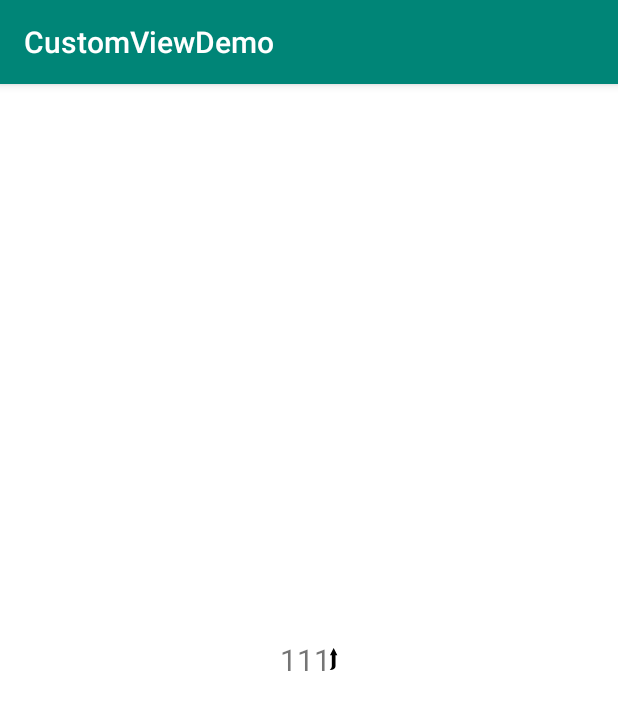
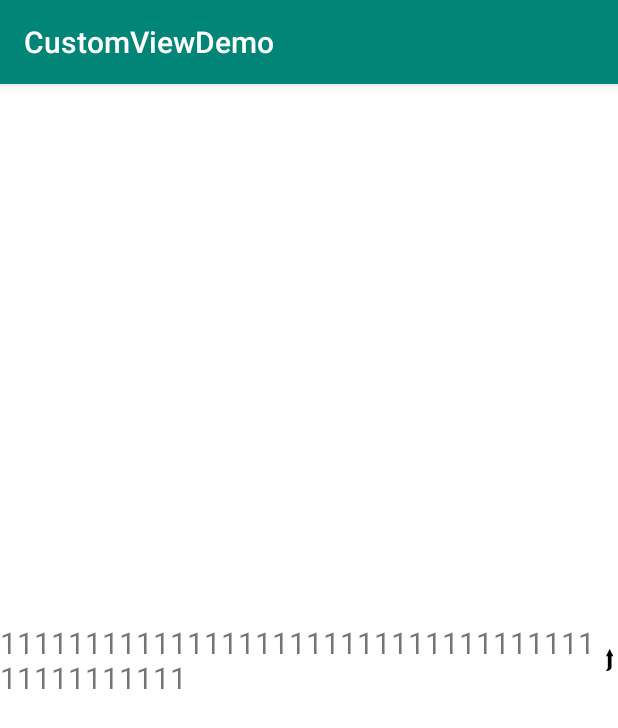
Before and after one commit to MitsukiNIBAN/SimpleCustomViewSet, an Android app: the screen it shows after launch (MainActivity), on a phone screen of 412 x 824 dp. Shown: the top 728 px of the screen. Run offline under Robolectric (Android 15) with nearby library versions, the phone set to English and light mode, and no system bars.

Commit message:
兼容性修复

```diff
--- a/app/src/main/res/layout/activity_main.xml
+++ b/app/src/main/res/layout/activity_main.xml
@@ -9,30 +9,30 @@
     android:orientation="horizontal"
     tools:context=".MainActivity">
 
-    <!--<LinearLayout-->
-    <!--android:layout_width="match_parent"-->
-    <!--android:layout_height="wrap_content"-->
-    <!--android:layout_weight="1"-->
-    <!--android:gravity="center">-->
+    <LinearLayout
+        android:layout_width="0dp"
+        android:layout_height="wrap_content"
+        android:layout_weight="1"
+        android:gravity="center">
+
+        <com.mitsuki.variinstructtextview.VariInstructTextView
+            android:id="@+id/content2"
+            android:layout_width="wrap_content"
+            android:layout_height="wrap_content"
+            android:padding="0dp"
+            android:text="1111111111111111111111111111111111111111111111"
+            android:textSize="20sp"
+            app:extend_text="" />
+
+    </LinearLayout>
 
     <!--<com.mitsuki.variinstructtextview.VariInstructTextView-->
     <!--android:id="@+id/content2"-->
     <!--android:layout_width="wrap_content"-->
     <!--android:layout_height="wrap_content"-->
-    <!--android:padding="0dp"-->
-    <!--android:text="asdfasdfasdfasdfasdfasdfasdf"-->
+    <!--android:text="11111111"-->
     <!--android:textSize="20sp"-->
-    <!--app:extend_text="" />-->
-
-    <!--</LinearLayout>-->
-
-    <com.mitsuki.variinstructtextview.VariInstructTextView
-        android:id="@+id/content2"
-        android:layout_width="wrap_content"
-        android:layout_height="wrap_content"
-        android:text="111"
-        android:textSize="20sp"
-        app:arrow_padding="0dp" />
+    <!--app:arrow_padding="0dp" />-->
 
     <!--<com.mitsuki.variinstructtextview.VariInstructTextView-->
     <!--android:id="@+id/monitor_param_value"-->
--- a/variinstructtextview/src/main/java/com/mitsuki/variinstructtextview/VariInstructTextView.java
+++ b/variinstructtextview/src/main/java/com/mitsuki/variinstructtextview/VariInstructTextView.java
@@ -80,20 +80,26 @@ public class VariInstructTextView extends TextView {
             arrowSpace += mVariInstructDelegate.getArrowPadding();
             arrowSpace += getTextWidth(mVariInstructDelegate.getExtendTextPaint(), mVariInstructDelegate.getExtendText().toString());
         }
-        int tempPadding;
-        //当宽度超过屏幕时
-        if (w > dm.widthPixels) {
-            tempPadding = arrowSpace;
-        } else {
-            tempPadding = w + arrowSpace - dm.widthPixels;
-        }
-        if (tempPadding > 0) {
-            //保证不会二次添加padding空间
-            if (getPaddingRight() == originalPaddingRight)
-                super.setPadding(paddingLeft, paddingTop, paddingRight + tempPadding, paddingBottom);//腾出padding空间用于绘制箭头
-        } else {
-            setMeasuredDimension(w + arrowSpace, h);
-        }
+
+        //方式一、废弃，发现仍有不兼容之处
+//        int tempPadding;
+//        //当宽度超过屏幕时
+//        if (w > dm.widthPixels) {
+//            tempPadding = arrowSpace;
+//        } else {
+//            tempPadding = w + arrowSpace - dm.widthPixels;
+//        }
+//        if (tempPadding > 0) {
+//            //保证不会二次添加padding空间
+//            if (getPaddingRight() == originalPaddingRight)
+//                super.setPadding(paddingLeft, paddingTop, paddingRight + tempPadding, paddingBottom);//腾出padding空间用于绘制箭头
+//        } else {
+//            setMeasuredDimension(w + arrowSpace, h);
+//        }
+
+        //方式二、统一全部padding腾空间的方式
+        if (getPaddingRight() == originalPaddingRight)
+                super.setPadding(paddingLeft, paddingTop, paddingRight + arrowSpace, paddingBottom);//腾出padding空间用于绘制箭头
     }
 
     @Override
```
Lines whose indentation alone changed are shown as unchanged.
